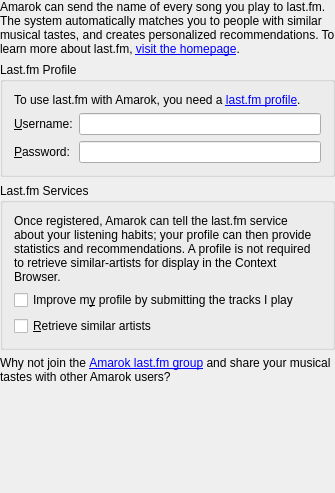
The window that src/browsers/servicebrowser/lastfm/LastFmConfigWidget.ui (KDE/amarok) describes before a commit, drawn with Qt 5.
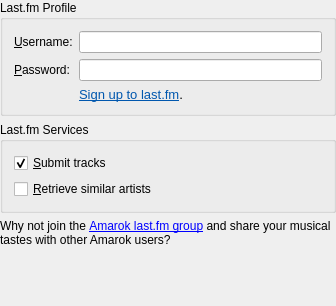
The same window after the commit. Custom widgets are drawn as their Qt base class.

Commit message: Refactor Last.fm config widget as discussed. Can't compile and hence can't check that this works properly so please do some QA on it.

```diff
--- a/src/browsers/servicebrowser/lastfm/LastFmConfigWidget.ui
+++ b/src/browsers/servicebrowser/lastfm/LastFmConfigWidget.ui
@@ -5,8 +5,8 @@
    <rect>
     <x>0</x>
     <y>0</y>
-    <width>335</width>
-    <height>493</height>
+    <width>336</width>
+    <height>306</height>
    </rect>
   </property>
   <property name="minimumSize" >
@@ -20,43 +20,11 @@
     <number>0</number>
    </property>
    <item row="0" column="0" >
-    <widget class="QLabel" name="kActiveLabel3" >
-     <property name="sizePolicy" >
-      <sizepolicy vsizetype="Maximum" hsizetype="Preferred" >
-       <horstretch>0</horstretch>
-       <verstretch>0</verstretch>
-      </sizepolicy>
-     </property>
-     <property name="minimumSize" >
-      <size>
-       <width>0</width>
-       <height>0</height>
-      </size>
-     </property>
-     <property name="text" >
-      <string>Amarok can send the name of every song you play to last.fm. The system automatically matches you to people with similar musical tastes, and creates personalized recommendations. To learn more about last.fm, &lt;a href="http://www.last.fm">visit the homepage&lt;/a>.</string>
-     </property>
-     <property name="wordWrap" >
-      <bool>true</bool>
-     </property>
-    </widget>
-   </item>
-   <item row="1" column="0" >
     <widget class="QGroupBox" name="groupBox3" >
      <property name="title" >
       <string>Last.fm Profile</string>
      </property>
      <layout class="QGridLayout" name="gridLayout" >
-      <item row="0" column="0" colspan="2" >
-       <widget class="QLabel" name="kActiveLabel1" >
-        <property name="text" >
-         <string>To use last.fm with Amarok, you need a &lt;a href="http://www.last.fm:80/signup.php">last.fm profile&lt;/a>.</string>
-        </property>
-        <property name="wordWrap" >
-         <bool>true</bool>
-        </property>
-       </widget>
-      </item>
       <item row="1" column="0" >
        <widget class="QLabel" name="labelUsername" >
         <property name="text" >
@@ -93,46 +61,30 @@
         </property>
        </widget>
       </item>
+      <item row="3" column="1" >
+       <widget class="QLabel" name="kActiveLabel1" >
+        <property name="sizePolicy" >
+         <sizepolicy vsizetype="Maximum" hsizetype="Preferred" >
+          <horstretch>0</horstretch>
+          <verstretch>0</verstretch>
+         </sizepolicy>
+        </property>
+        <property name="text" >
+         <string>&lt;!DOCTYPE HTML PUBLIC "-//W3C//DTD HTML 4.0//EN" "http://www.w3.org/TR/REC-html40/strict.dtd">
+&lt;html>&lt;head>&lt;meta name="qrichtext" content="1" />&lt;style type="text/css">
+p, li { white-space: pre-wrap; }
+&lt;/style>&lt;/head>&lt;body style=" font-family:'DejaVu Sans'; font-size:10pt; font-weight:400; font-style:normal;">
+&lt;p style=" margin-top:0px; margin-bottom:0px; margin-left:0px; margin-right:0px; -qt-block-indent:0; text-indent:0px;">&lt;a href="http://www.last.fm:80/signup.php">&lt;span style=" text-decoration: underline; color:#0057ae;">Sign up to last.fm&lt;/span>&lt;/a>.&lt;/p>&lt;/body>&lt;/html></string>
+        </property>
+        <property name="wordWrap" >
+         <bool>true</bool>
+        </property>
+       </widget>
+      </item>
      </layout>
     </widget>
    </item>
    <item row="2" column="0" >
-    <widget class="QGroupBox" name="groupBox2" >
-     <property name="title" >
-      <string>Last.fm Services</string>
-     </property>
-     <layout class="QGridLayout" name="gridLayout_3" >
-      <item row="0" column="0" >
-       <widget class="QLabel" name="textLabel1" >
-        <property name="text" >
-         <string>Once registered, Amarok can tell the last.fm service about your listening habits; your profile can then provide statistics and recommendations. A profile is not required to retrieve similar-artists for display in the Context Browser.</string>
-        </property>
-        <property name="wordWrap" >
-         <bool>true</bool>
-        </property>
-       </widget>
-      </item>
-      <item row="1" column="0" >
-       <widget class="QCheckBox" name="kcfg_SubmitPlayedSongs" >
-        <property name="enabled" >
-         <bool>true</bool>
-        </property>
-        <property name="text" >
-         <string>Improve m&amp;y profile by submitting the tracks I play</string>
-        </property>
-       </widget>
-      </item>
-      <item row="2" column="0" >
-       <widget class="QCheckBox" name="kcfg_RetrieveSimilarArtists" >
-        <property name="text" >
-         <string>&amp;Retrieve similar artists</string>
-        </property>
-       </widget>
-      </item>
-     </layout>
-    </widget>
-   </item>
-   <item row="3" column="0" >
     <widget class="QLabel" name="kActiveLabel2" >
      <property name="text" >
       <string>Why not join the &lt;a href="http://www.last.fm:80/group/Amarok+Users">Amarok last.fm group&lt;/a> and share your musical tastes with other Amarok users?</string>
@@ -142,7 +94,7 @@
      </property>
     </widget>
    </item>
-   <item row="4" column="0" >
+   <item row="3" column="0" >
     <spacer name="verticalSpacer" >
      <property name="orientation" >
       <enum>Qt::Vertical</enum>
@@ -155,6 +107,35 @@
      </property>
     </spacer>
    </item>
+   <item row="1" column="0" >
+    <widget class="QGroupBox" name="groupBox2" >
+     <property name="title" >
+      <string>Last.fm Services</string>
+     </property>
+     <layout class="QGridLayout" name="gridLayout_3" >
+      <item row="0" column="0" >
+       <widget class="QCheckBox" name="kcfg_SubmitPlayedSongs" >
+        <property name="enabled" >
+         <bool>true</bool>
+        </property>
+        <property name="text" >
+         <string>&amp;Submit tracks</string>
+        </property>
+        <property name="checked" >
+         <bool>true</bool>
+        </property>
+       </widget>
+      </item>
+      <item row="1" column="0" >
+       <widget class="QCheckBox" name="kcfg_RetrieveSimilarArtists" >
+        <property name="text" >
+         <string>&amp;Retrieve similar artists</string>
+        </property>
+       </widget>
+      </item>
+     </layout>
+    </widget>
+   </item>
   </layout>
  </widget>
  <layoutdefault spacing="6" margin="11" />
```
Left out of the diff: 10 changed lines with no effect on the pictures.
